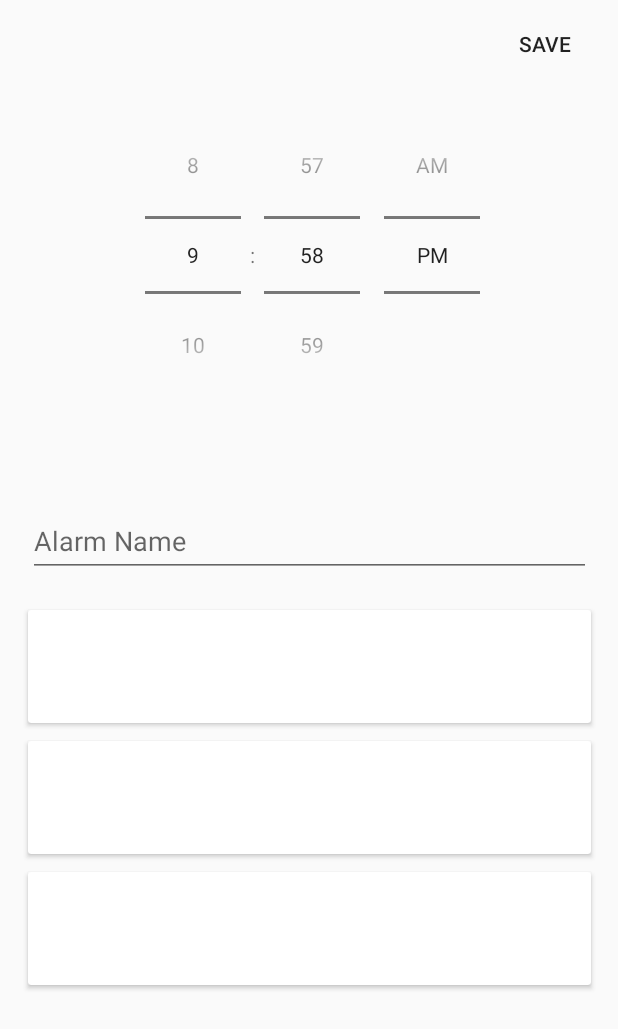
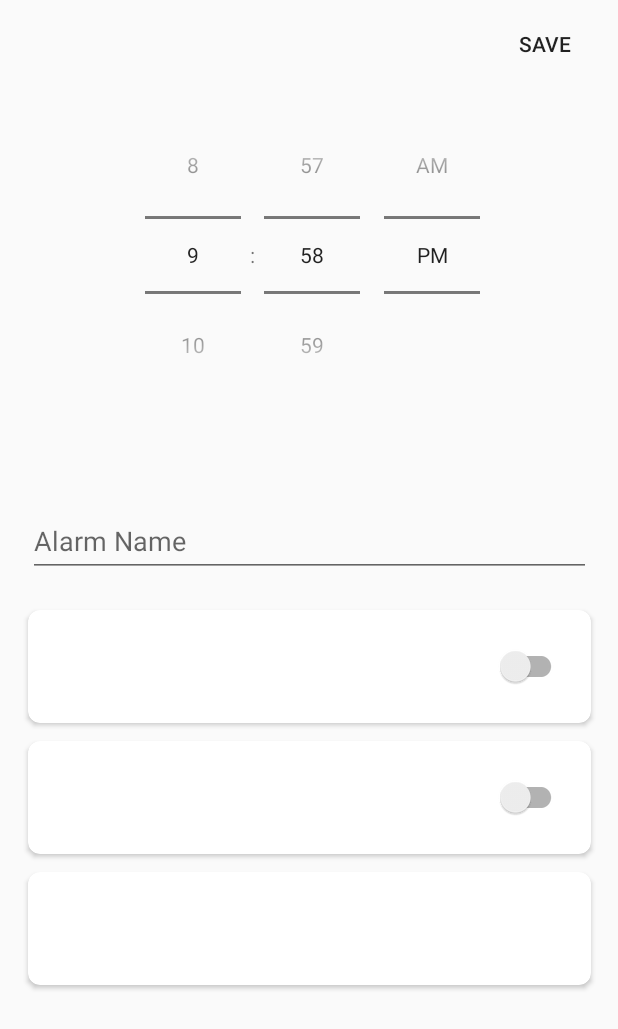
Before and after one commit to maxorozco213/FiveMoreMinutes, an Android app: the fragment CreateAlarmFragment shown on its own in the app's theme, on a phone screen of 412 x 824 dp. Shown: the top 1029 px of the screen. Run offline under Robolectric (Android 15) with nearby library versions, the light colour scheme and no system bars; our stand-ins replace data binding.

```diff
--- a/android-fmm/app/src/main/java/com/example/androidfmm/MainActivity.kt
+++ b/android-fmm/app/src/main/java/com/example/androidfmm/MainActivity.kt
@@ -10,4 +10,8 @@ class MainActivity : AppCompatActivity() {
         setContentView(R.layout.activity_main)
 //        val binding = DataBindingUtil.setContentView<ActivityMainBinding>(this, R.layout.activity_main)
     }
+
+    fun onCardClick() {
+
+    }
 }
--- /dev/null
+++ b/android-fmm/app/src/main/res/drawable/alarm_name_text_input.xml
@@ -0,0 +1,6 @@
+<?xml version="1.0" encoding="utf-8"?>
+<shape xmlns:android="http://schemas.android.com/apk/res/android">
+    <corners android:radius="10dp" />
+    <stroke
+        android:color="@android:color/darker_gray" />
+</shape>
--- a/android-fmm/app/src/main/res/layout/alarm_list_item.xml
+++ b/android-fmm/app/src/main/res/layout/alarm_list_item.xml
@@ -1,6 +1,5 @@
 <?xml version="1.0" encoding="utf-8"?>
-<androidx.cardview.widget.CardView
-    xmlns:android="http://schemas.android.com/apk/res/android"
+<androidx.cardview.widget.CardView xmlns:android="http://schemas.android.com/apk/res/android"
     xmlns:app="http://schemas.android.com/apk/res-auto"
     android:layout_width="match_parent"
     android:layout_height="125dp"
--- a/android-fmm/app/src/main/res/layout/fragment_create_alarm.xml
+++ b/android-fmm/app/src/main/res/layout/fragment_create_alarm.xml
@@ -33,11 +33,13 @@
                 android:layout_width="@dimen/default_elem_width"
                 android:layout_height="58dp"
                 android:layout_marginTop="50dp"
+                android:background="@drawable/alarm_name_text_input"
                 app:layout_constraintBottom_toBottomOf="parent"
                 app:layout_constraintEnd_toEndOf="parent"
                 app:layout_constraintStart_toStartOf="parent"
                 app:layout_constraintTop_toBottomOf="@+id/alarmTimePicker"
-                app:layout_constraintVertical_bias="0.002">
+                app:layout_constraintVertical_bias="0.002"
+                app:cardCornerRadius="@dimen/rounded_corners">
 
                 <com.google.android.material.textfield.TextInputEditText
                     android:id="@+id/alarmName"
@@ -69,8 +71,25 @@
                 app:layout_constraintBottom_toTopOf="@+id/vibrationOptionsCard"
                 app:layout_constraintEnd_toEndOf="parent"
                 app:layout_constraintStart_toStartOf="parent"
-                app:layout_constraintTop_toBottomOf="@+id/textInputLayout">
+                app:layout_constraintTop_toBottomOf="@+id/textInputLayout"
+                app:cardCornerRadius="@dimen/rounded_corners">
 
+                <androidx.constraintlayout.widget.ConstraintLayout
+                    android:layout_width="match_parent"
+                    android:layout_height="match_parent"
+                    android:background="@drawable/alarm_name_text_input">
+
+                    <androidx.appcompat.widget.SwitchCompat
+                        android:id="@+id/soundSwitch"
+                        android:layout_width="wrap_content"
+                        android:layout_height="wrap_content"
+                        app:layout_constraintBottom_toBottomOf="parent"
+                        app:layout_constraintEnd_toEndOf="parent"
+                        app:layout_constraintHorizontal_bias="0.951"
+                        app:layout_constraintStart_toStartOf="parent"
+                        app:layout_constraintTop_toTopOf="parent" />
+
+                </androidx.constraintlayout.widget.ConstraintLayout>
             </androidx.cardview.widget.CardView>
 
             <androidx.cardview.widget.CardView
@@ -82,7 +101,8 @@
                 app:layout_constraintBottom_toBottomOf="parent"
                 app:layout_constraintEnd_toEndOf="parent"
                 app:layout_constraintStart_toStartOf="parent"
-                app:layout_constraintTop_toBottomOf="@+id/vibrationOptionsCard" />
+                app:layout_constraintTop_toBottomOf="@+id/vibrationOptionsCard"
+                app:cardCornerRadius="@dimen/rounded_corners"/>
 
             <androidx.cardview.widget.CardView
                 android:id="@+id/vibrationOptionsCard"
@@ -94,8 +114,23 @@
                 app:layout_constraintEnd_toEndOf="parent"
                 app:layout_constraintStart_toStartOf="parent"
                 app:layout_constraintTop_toBottomOf="@+id/soundOptionsCard"
-                app:layout_constraintVertical_bias="0.133">
+                app:layout_constraintVertical_bias="0.133"
+                app:cardCornerRadius="@dimen/rounded_corners">
+                <androidx.constraintlayout.widget.ConstraintLayout
+                    android:layout_height="match_parent"
+                    android:layout_width="match_parent">
 
+                    <androidx.appcompat.widget.SwitchCompat
+                        android:id="@+id/vibrationSwitch"
+                        android:layout_width="wrap_content"
+                        android:layout_height="wrap_content"
+                        app:layout_constraintBottom_toBottomOf="parent"
+                        app:layout_constraintEnd_toEndOf="parent"
+                        app:layout_constraintHorizontal_bias="0.951"
+                        app:layout_constraintStart_toStartOf="parent"
+                        app:layout_constraintTop_toTopOf="parent" />
+
+                </androidx.constraintlayout.widget.ConstraintLayout>
             </androidx.cardview.widget.CardView>
 
         </androidx.constraintlayout.widget.ConstraintLayout>
--- a/android-fmm/app/src/main/res/values/dimens.xml
+++ b/android-fmm/app/src/main/res/values/dimens.xml
@@ -3,4 +3,5 @@
     <dimen name="defaultTextSize">20sp</dimen>
     <dimen name="text_margin">16dp</dimen>
     <dimen name="default_elem_width">375dp</dimen>
+    <dimen name="rounded_corners">8dp</dimen>
 </resources>
--- a/android-fmm/app/src/main/res/values/styles.xml
+++ b/android-fmm/app/src/main/res/values/styles.xml
@@ -2,9 +2,8 @@
     <!-- Base application theme. -->
     <style name="AppTheme" parent="Theme.AppCompat.Light.NoActionBar">
         <!-- Customize your theme here. -->
+<!--        <item name="colorPrimaryDark">@color/colorPrimaryDark</item>-->
         <item name="colorPrimary">@color/colorPrimary</item>
-<!--        <item name="colorPrimaryDark">@color/colorPrimaryDark</item>-->
         <item name="colorAccent">@color/colorAccent</item>
     </style>
-
 </resources>
```
Also changed, not shown: android-fmm/app/src/main/java/com/example/androidfmm/alarm/AlarmListAdapter.kt (+7 -0 lines), android-fmm/app/src/main/java/com/example/androidfmm/alarm/AlarmListFragment.kt (+5 -4 lines), android-fmm/app/src/main/res/layout/activity_main.xml (+7 -6 lines), android-fmm/app/src/main/res/navigation/mobile_navigation.xml (+5 -5 lines).
